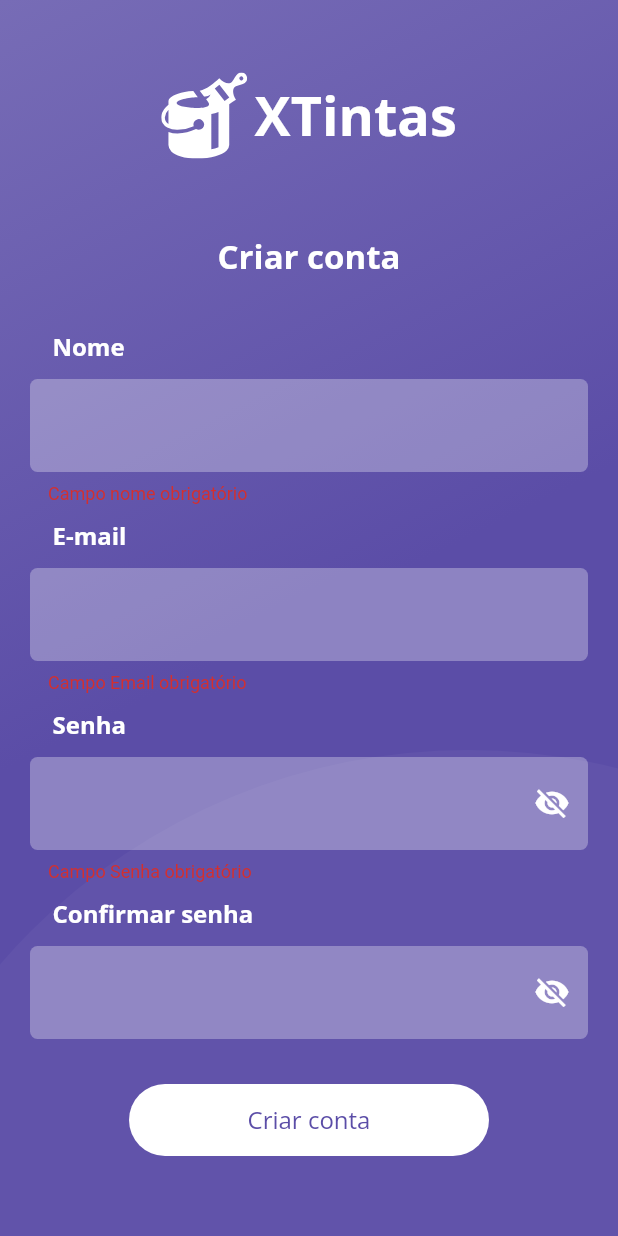
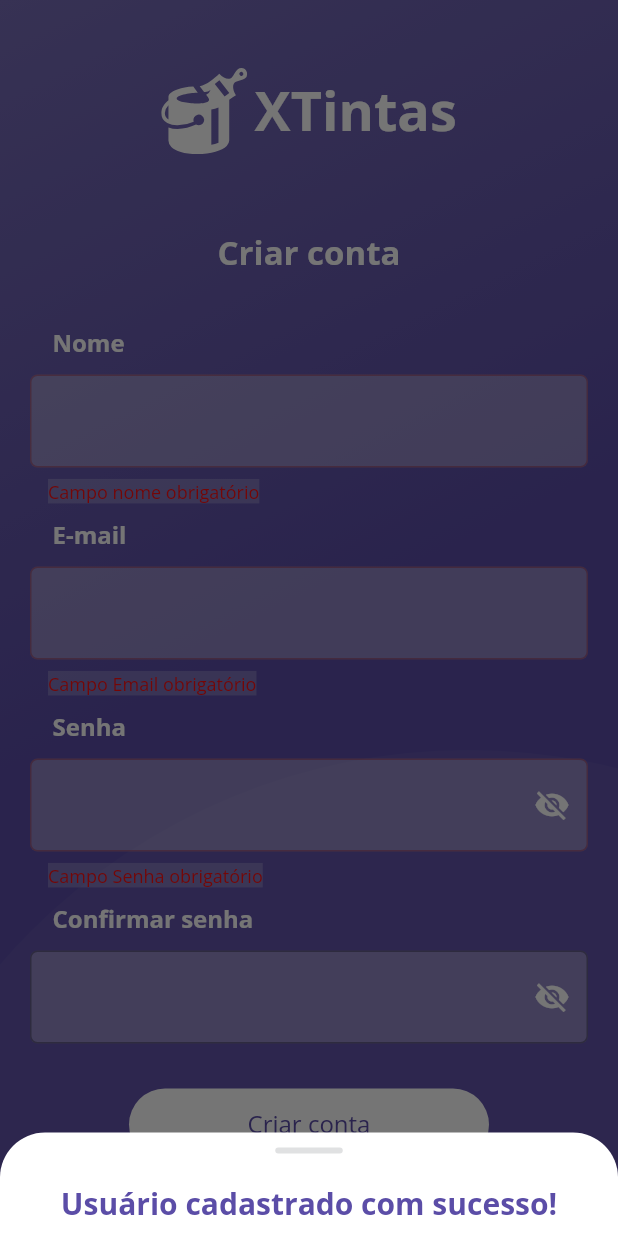
Before and after one commit to mateusfb/Loomi-Challenge, a Flutter app: the UserRegisterScreen screen opened by its route, after a tap on "Criar conta", on a phone screen of 412 x 824 dp. Run offline on Flutter 3.47's test engine with Material 2 defaults, Android fonts, the phone set to English and light mode, and no system bars; our stand-ins replace dio, file_picker, flutter_mobx, flutter_svg, form_field_validator, get_it and 7 more; accounts and stored records are empty; generated files the repository leaves out were written again.

Commit message:
Ajustes visuais em forms de cadastro e login

```diff
--- a/lib/src/presentation/stores/auth_store.dart
+++ b/lib/src/presentation/stores/auth_store.dart
@@ -1,6 +1,9 @@
+import 'dart:convert';
+
 import 'package:get_it/get_it.dart';
 import 'package:loomi_flutter_boilerplate/src/external/models/auth_credentials_model.dart';
 import 'package:loomi_flutter_boilerplate/src/presentation/usecases/i_login_usecase.dart';
+import 'package:loomi_flutter_boilerplate/src/utils/authentication.dart';
 import 'package:mobx/mobx.dart';
 
 import '../../utils/misc.dart';
@@ -32,8 +35,10 @@ abstract class _AuthStoreBase with Store {
   Future<void> login() async {
     try {
       loading = true;
-      String token = await GetIt.I.get<ILoginUseCase>()(authCredentials);
-      print(token);
+      var response = await GetIt.I.get<ILoginUseCase>()(authCredentials);
+      String token = jsonDecode(response)['access-token'];
+
+      Authentication.saveToken(token);
     } catch (e, s) {
       printException("AuthStore.login", e, s);
     } finally {
--- a/lib/src/presentation/views/login_screen.dart
+++ b/lib/src/presentation/views/login_screen.dart
@@ -135,7 +135,8 @@ class _LoginFormState extends State<_LoginForm> {
           const SizedBox(
             height: 25,
           ),
-          CustomElevatedButton(
+          Observer(
+            builder: (context) => CustomElevatedButton(
               text: Text(
                 "Login",
                 style: Fonts.loginButtonStyle,
@@ -146,6 +147,9 @@ class _LoginFormState extends State<_LoginForm> {
                 }
               },
               size: const Size(240, 48),
+              loading: authStore.loading,
+              loadingColor: CustomColors.secondary,
+            ),
           ),
           CustomElevatedButton(
             text: Text(
--- a/lib/src/presentation/views/user_register_screen.dart
+++ b/lib/src/presentation/views/user_register_screen.dart
@@ -3,6 +3,7 @@ import 'package:flutter_mobx/flutter_mobx.dart';
 import 'package:flutter_svg/svg.dart';
 import 'package:get_it/get_it.dart';
 import 'package:loomi_flutter_boilerplate/src/presentation/stores/user_store.dart';
+import 'package:loomi_flutter_boilerplate/src/presentation/widgets/custom_modal_bottom_sheet.dart';
 
 import '../../utils/custom_colors.dart';
 import '../../utils/fonts.dart';
@@ -148,7 +149,9 @@ class __RegisterUserFormState extends State<_RegisterUserForm> {
                   userStore.password != null && userStore.password!.isNotEmpty,
               obscureText: !userStore.showPasswordConfirmation,
               controller: passwordConfirmationController,
-              validator: (string) => Validators.confirmPasswordValidator(
+              validator: (string) => userStore.password == null
+                  ? null
+                  : Validators.confirmPasswordValidator(
                       userStore.password!, string ?? ''),
               onChanged: userStore.changePasswordConfirmation,
               suffix: TogglePasswordVisibilityButton(
@@ -160,7 +163,10 @@ class __RegisterUserFormState extends State<_RegisterUserForm> {
           const SizedBox(
             height: 25,
           ),
-          CustomElevatedButton(
+          Observer(
+            builder: (context) => CustomElevatedButton(
+              loading: userStore.loading,
+              loadingColor: CustomColors.secondary,
               text: Text(
                 "Criar conta",
                 style: Fonts.loginButtonStyle,
@@ -171,8 +177,16 @@ class __RegisterUserFormState extends State<_RegisterUserForm> {
                   Navigator.pushNamedAndRemoveUntil(
                       context, 'login', (route) => false);
                 }
+                showCustomModalBottomSheet(
+                  context,
+                  Text(
+                    'Usuário cadastrado com sucesso!',
+                    style: Fonts.bottomSheerTextStyle,
+                  ),
+                );
               },
               size: const Size(240, 48),
+            ),
           ),
         ],
       ),
--- a/lib/src/presentation/widgets/custom_elevated_button.dart
+++ b/lib/src/presentation/widgets/custom_elevated_button.dart
@@ -7,15 +7,17 @@ class CustomElevatedButton extends StatelessWidget {
       {Key? key,
       required this.text,
       this.fillColor,
-      this.textColor,
+      this.loadingColor,
       required this.onPressed,
-      this.size})
+      this.size,
+      this.loading = false})
       : super(key: key);
   final Text text;
   final Color? fillColor;
-  final Color? textColor;
+  final Color? loadingColor;
   final Function() onPressed;
   final Size? size;
+  final bool loading;
 
   @override
   Widget build(BuildContext context) {
@@ -23,7 +25,11 @@ class CustomElevatedButton extends StatelessWidget {
       padding: const EdgeInsets.symmetric(vertical: 5),
       child: ElevatedButton(
         onPressed: onPressed,
-        child: text,
+        child: loading
+            ? CircularProgressIndicator(
+                color: loadingColor,
+              )
+            : text,
         style: ButtonStyle(
           elevation: MaterialStateProperty.all(0),
           minimumSize: MaterialStateProperty.all(size),
--- a/lib/src/presentation/widgets/custom_form_field.dart
+++ b/lib/src/presentation/widgets/custom_form_field.dart
@@ -45,9 +45,38 @@ class CustomFormField extends StatelessWidget {
               ),
               borderSide: BorderSide.none,
             ),
+            errorBorder: OutlineInputBorder(
+              borderRadius: const BorderRadius.all(
+                Radius.circular(5),
+              ),
+              borderSide: BorderSide(
+                  color: CustomColors.darkRed.withOpacity(0.3), width: 1),
+            ),
+            focusedErrorBorder: OutlineInputBorder(
+              borderRadius: const BorderRadius.all(
+                Radius.circular(5),
+              ),
+              borderSide: BorderSide(
+                  color: CustomColors.red.withOpacity(0.3), width: 1),
+            ),
+            disabledBorder: OutlineInputBorder(
+              borderRadius: const BorderRadius.all(
+                Radius.circular(5),
+              ),
+              borderSide: BorderSide(
+                  color: CustomColors.black.withOpacity(0.3), width: 1),
+            ),
+            focusedBorder: OutlineInputBorder(
+              borderRadius: const BorderRadius.all(
+                Radius.circular(5),
+              ),
+              borderSide: BorderSide(
+                  color: CustomColors.primary.withOpacity(0.3), width: 1),
+            ),
             fillColor: CustomColors.white.withOpacity(0.3),
             filled: true,
             suffixIcon: suffix,
+            errorStyle: Fonts.errorTextStyle,
           ),
           validator: validator,
           onChanged: onChanged,
--- a/lib/src/utils/custom_colors.dart
+++ b/lib/src/utils/custom_colors.dart
@@ -8,6 +8,8 @@ class CustomColors {
   static Color grey = HexColor("#0d2C3B8B");
   static Color lightGrey = HexColor("#f2f2f2");
   static Color purple = HexColor("#5b4da7");
+  static Color red = HexColor("#ff0c0c");
+  static Color darkRed = HexColor("#a90000");
 
   static Color loginGradientStart = HexColor("#776cb6");
   static Color loginGradientEnd = HexColor("#5b4da7");
--- a/lib/src/utils/fonts.dart
+++ b/lib/src/utils/fonts.dart
@@ -14,6 +14,12 @@ class Fonts {
     fontWeight: FontWeight.bold,
     fontSize: 22,
     color: CustomColors.primary,
+  );
+
+  static final bottomSheerTextStyle = GoogleFonts.openSans(
+    fontWeight: FontWeight.bold,
+    fontSize: 20,
+    color: CustomColors.secondary,
   );
 
   static final formLabel = GoogleFonts.openSans(
@@ -38,6 +44,13 @@ class Fonts {
     fontWeight: FontWeight.w400,
     fontSize: 16,
     color: CustomColors.primary,
+  );
+
+  static final errorTextStyle = GoogleFonts.openSans(
+    fontWeight: FontWeight.w400,
+    fontSize: 12,
+    color: CustomColors.red,
+    backgroundColor: CustomColors.white.withOpacity(0.2),
   );
 
   static TextStyle headline2 = const TextStyle(
```
Lines whose indentation alone changed are shown as unchanged.
